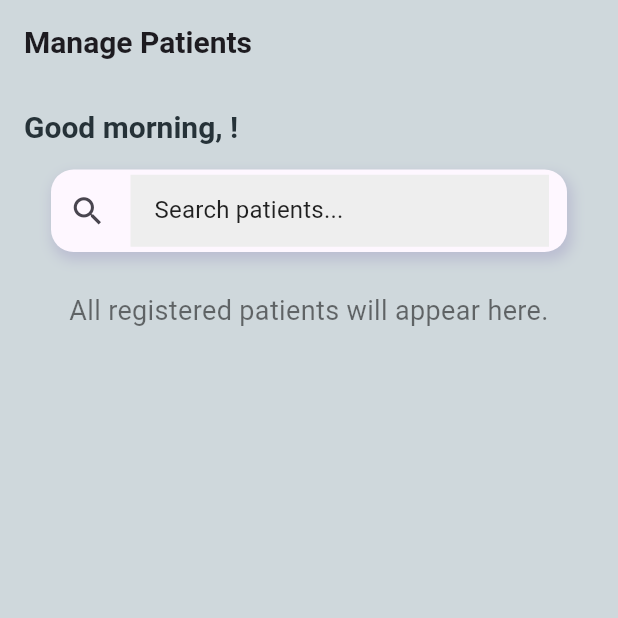
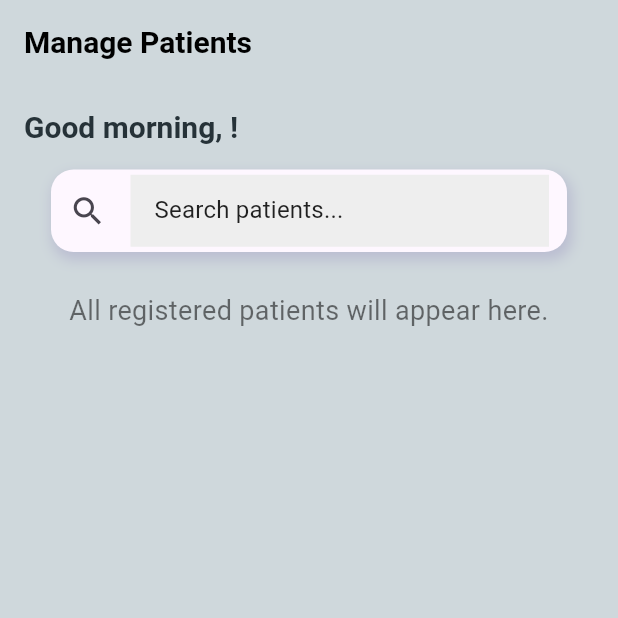
Before and after one commit to GreatGrant/RULE-BASED-EXPERT-SYSTEM-FOR-MALARIA-DIAGNOSIS, a Flutter app: the screen it shows once a user with an empty profile is signed in, on a phone screen of 412 x 824 dp, the top half of it. Run offline on Flutter 3.47's test engine with Material 3 defaults, Android fonts, the phone set to English and light mode, and no system bars; our stand-ins replace cloud_firestore, device_info_plus, equatable, firebase_auth, firebase_core, flutter_svg and 3 more; accounts and stored records are empty; Roboto replaces fonts that are missing (Poppins).

Commit message:
update app theme

```diff
--- a/lib/app_theme.dart
+++ b/lib/app_theme.dart
@@ -2,6 +2,17 @@ import 'package:flutter/material.dart';
 
 ThemeData appTheme() {
   return ThemeData(
+    scaffoldBackgroundColor: Colors.blueGrey[100],
+    appBarTheme: AppBarTheme(
+      backgroundColor: Colors.blueGrey[100],
+      iconTheme: const IconThemeData(color: Colors.black),
+      titleTextStyle: const TextStyle(
+        color: Colors.black,
+        fontFamily: 'Poppins',
+        fontSize: 20,
+        fontWeight: FontWeight.bold,
+      ),
+    ),
     textTheme: appTextTheme(),
     cardTheme: CardTheme(
       elevation: 4,
@@ -18,6 +29,11 @@ ThemeData appTheme() {
       ),
       filled: true,
       fillColor: Colors.grey[200],
+      labelStyle: const TextStyle(color: Colors.blueGrey),
+      focusedBorder: OutlineInputBorder(
+        borderRadius: BorderRadius.circular(8),
+        borderSide: const BorderSide(color: Colors.green),
+      ),
     ),
     indicatorColor: Colors.blueGrey[900],
     elevatedButtonTheme: ElevatedButtonThemeData(
@@ -31,7 +47,6 @@ ThemeData appTheme() {
     ),
   );
 }
-
 
 TextTheme appTextTheme() {
   return const TextTheme(
```
